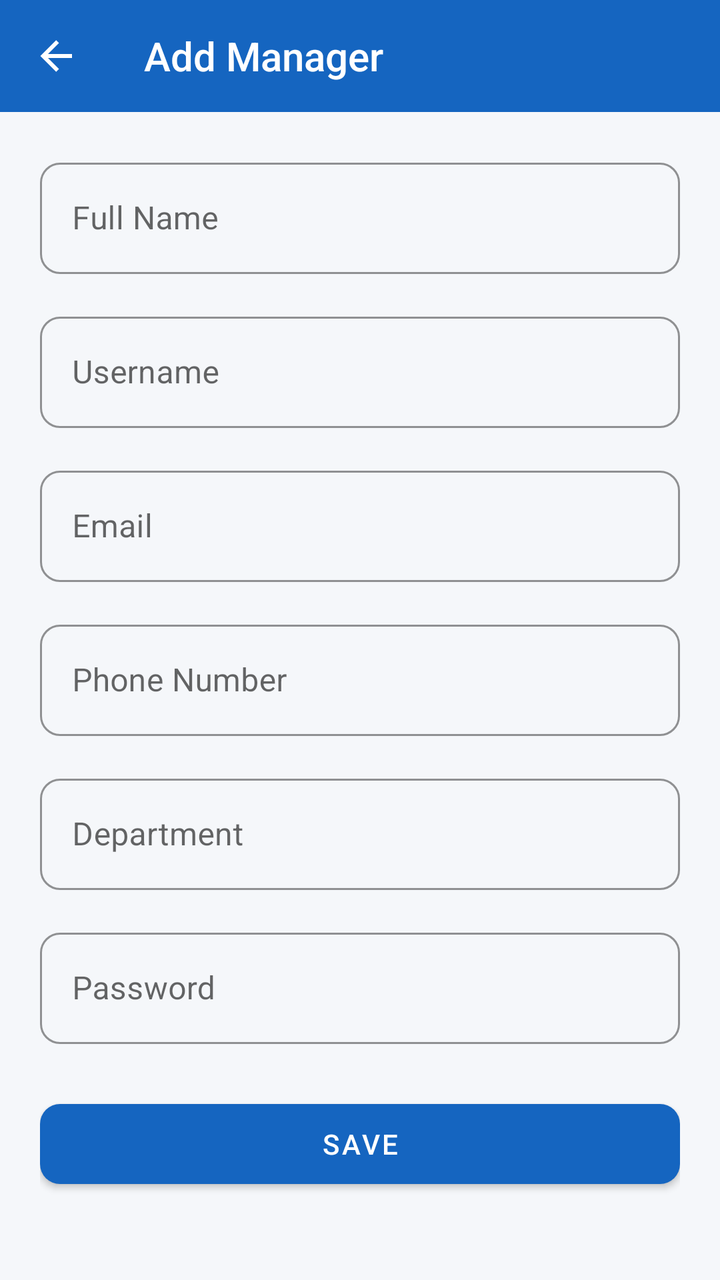
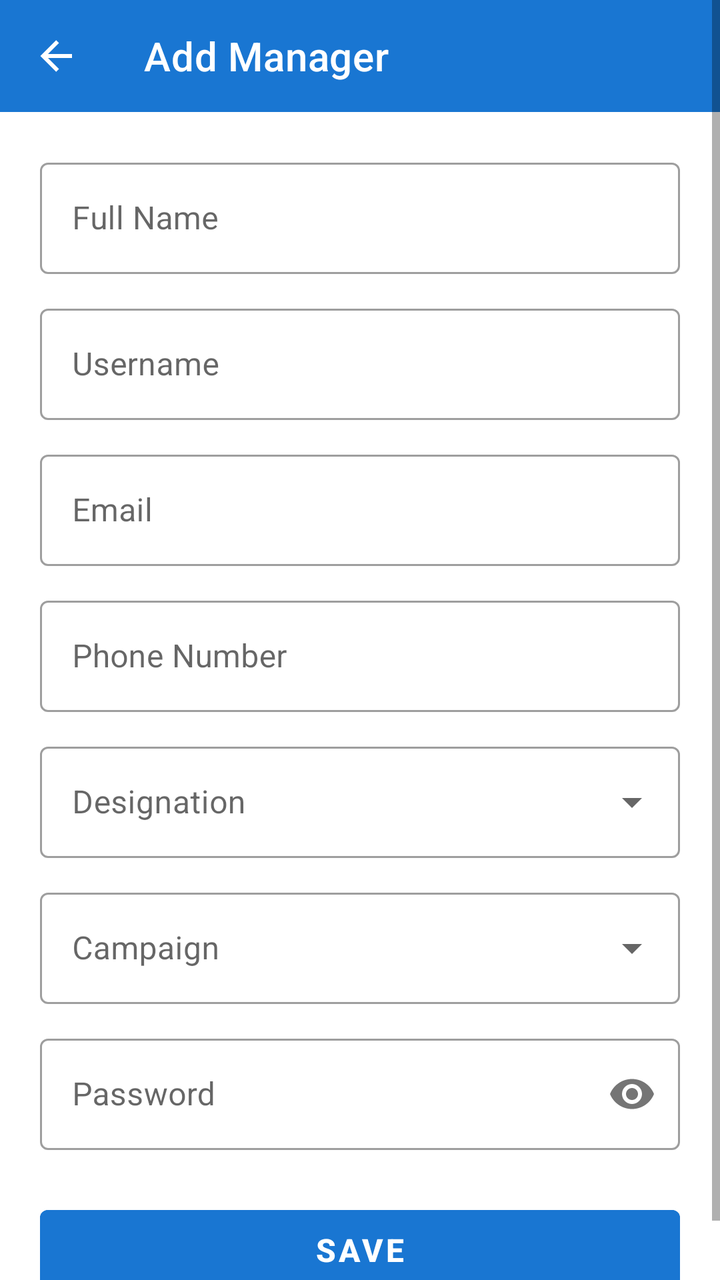

Two renders of the same Android screen: before a commit and after it. Below are the layout's source before the change and the commit's diff.
<!-- AndroidManifest.xml: application theme Theme.WorkVerse -->
<!-- res/layout/activity_add_manager.xml -->
<?xml version="1.0" encoding="utf-8"?>
<LinearLayout xmlns:android="http://schemas.android.com/apk/res/android"
    xmlns:app="http://schemas.android.com/apk/res-auto"
    android:layout_width="match_parent" android:layout_height="match_parent"
    android:orientation="vertical" android:background="@color/background">
    <androidx.appcompat.widget.Toolbar android:id="@+id/toolbar"
        android:layout_width="match_parent" android:layout_height="?attr/actionBarSize"
        style="@style/WorkVerse.Toolbar" app:title="Add Manager" app:navigationIcon="@drawable/ic_back"/>
    <ScrollView android:layout_width="match_parent" android:layout_height="0dp" android:layout_weight="1">
        <LinearLayout android:layout_width="match_parent" android:layout_height="wrap_content"
            android:orientation="vertical" android:padding="20dp">
            
        <com.google.android.material.textfield.TextInputLayout
            android:layout_width="match_parent" android:layout_height="wrap_content"
            style="@style/WorkVerse.TextInput" android:hint="Full Name" android:layout_marginBottom="16dp">
            <com.google.android.material.textfield.TextInputEditText
                android:layout_width="match_parent" android:layout_height="wrap_content"/>
        </com.google.android.material.textfield.TextInputLayout>
        <com.google.android.material.textfield.TextInputLayout
            android:layout_width="match_parent" android:layout_height="wrap_content"
            style="@style/WorkVerse.TextInput" android:hint="Username" android:layout_marginBottom="16dp">
            <com.google.android.material.textfield.TextInputEditText
                android:layout_width="match_parent" android:layout_height="wrap_content"/>
        </com.google.android.material.textfield.TextInputLayout>
        <com.google.android.material.textfield.TextInputLayout
            android:layout_width="match_parent" android:layout_height="wrap_content"
            style="@style/WorkVerse.TextInput" android:hint="Email" android:layout_marginBottom="16dp">
            <com.google.android.material.textfield.TextInputEditText
                android:layout_width="match_parent" android:layout_height="wrap_content"/>
        </com.google.android.material.textfield.TextInputLayout>
        <com.google.android.material.textfield.TextInputLayout
            android:layout_width="match_parent" android:layout_height="wrap_content"
            style="@style/WorkVerse.TextInput" android:hint="Phone Number" android:layout_marginBottom="16dp">
            <com.google.android.material.textfield.TextInputEditText
                android:layout_width="match_parent" android:layout_height="wrap_content"/>
        </com.google.android.material.textfield.TextInputLayout>
        <com.google.android.material.textfield.TextInputLayout
            android:layout_width="match_parent" android:layout_height="wrap_content"
            style="@style/WorkVerse.TextInput" android:hint="Department" android:layout_marginBottom="16dp">
            <com.google.android.material.textfield.TextInputEditText
                android:layout_width="match_parent" android:layout_height="wrap_content"/>
        </com.google.android.material.textfield.TextInputLayout>
        <com.google.android.material.textfield.TextInputLayout
            android:layout_width="match_parent" android:layout_height="wrap_content"
            style="@style/WorkVerse.TextInput" android:hint="Password" android:layout_marginBottom="16dp">
            <com.google.android.material.textfield.TextInputEditText
                android:layout_width="match_parent" android:layout_height="wrap_content"/>
        </com.google.android.material.textfield.TextInputLayout>
            <Button android:id="@+id/btnSubmit" android:layout_width="match_parent"
                android:layout_height="52dp" android:text="Save" style="@style/WorkVerse.Button.Primary" android:layout_marginTop="8dp"/>
            <ProgressBar android:id="@+id/progressBar" android:layout_width="wrap_content"
                android:layout_height="wrap_content" android:layout_gravity="center"
                android:layout_marginTop="12dp" android:visibility="gone"/>
        </LinearLayout>
    </ScrollView>
</LinearLayout>
<!-- resources referenced by this layout -->
<resources>
  <color name="background">#F5F7FA</color>
  <!-- drawable ic_back (drawable) -->
  <?xml version="1.0" encoding="utf-8"?>
  <vector xmlns:android="http://schemas.android.com/apk/res/android" android:width="24dp" android:height="24dp" android:viewportWidth="24" android:viewportHeight="24">
      <path android:fillColor="#FFFFFF" android:pathData="M20,11V13H8L13.5,18.5L12.08,19.92L4.16,12L12.08,4.08L13.5,5.5L8,11H20Z"/>
  </vector>
  <style name="WorkVerse.Button.Primary" parent="Widget.MaterialComponents.Button">
          <item name="backgroundTint">@color/primary</item>
          <item name="android:textColor">@color/white</item>
          <item name="cornerRadius">10dp</item>
      </style>
  <style name="WorkVerse.TextInput" parent="Widget.MaterialComponents.TextInputLayout.OutlinedBox">
          <item name="boxCornerRadiusTopStart">10dp</item>
          <item name="boxCornerRadiusTopEnd">10dp</item>
          <item name="boxCornerRadiusBottomStart">10dp</item>
          <item name="boxCornerRadiusBottomEnd">10dp</item>
          <item name="boxStrokeColor">@color/primary</item>
          <item name="hintTextColor">@color/primary</item>
      </style>
  <style name="WorkVerse.Toolbar" parent="Widget.AppCompat.Toolbar">
          <item name="android:background">@color/primary</item>
          <item name="android:theme">@style/ThemeOverlay.AppCompat.Dark.ActionBar</item>
      </style>
  <style name="Theme.WorkVerse" parent="Theme.MaterialComponents.Light.NoActionBar">
          <item name="colorPrimary">@color/primary</item>
          <item name="colorPrimaryVariant">@color/primary_dark</item>
          <item name="colorOnPrimary">@color/white</item>
          <item name="colorSecondary">@color/accent</item>
          <item name="android:colorBackground">@color/background</item>
          <item name="android:statusBarColor">@color/primary_dark</item>
      </style>
  <color name="primary">#1565C0</color>
  <color name="white">#FFFFFF</color>
  <color name="primary_dark">#0D47A1</color>
  <color name="accent">#FF8F00</color>
</resources>

<!-- the commit's change to res/layout/activity_add_manager.xml (unified diff, before → after) -->
@@ -1,56 +1,158 @@
 <?xml version="1.0" encoding="utf-8"?>
-<LinearLayout xmlns:android="http://schemas.android.com/apk/res/android"
+<ScrollView xmlns:android="http://schemas.android.com/apk/res/android"
     xmlns:app="http://schemas.android.com/apk/res-auto"
-    android:layout_width="match_parent" android:layout_height="match_parent"
-    android:orientation="vertical" android:background="@color/background">
-    <androidx.appcompat.widget.Toolbar android:id="@+id/toolbar"
-        android:layout_width="match_parent" android:layout_height="?attr/actionBarSize"
-        style="@style/WorkVerse.Toolbar" app:title="Add Manager" app:navigationIcon="@drawable/ic_back"/>
-    <ScrollView android:layout_width="match_parent" android:layout_height="0dp" android:layout_weight="1">
-        <LinearLayout android:layout_width="match_parent" android:layout_height="wrap_content"
-            android:orientation="vertical" android:padding="20dp">
+    android:layout_width="match_parent"
+    android:layout_height="match_parent"
+    android:fillViewport="true"
+    android:background="#FFFFFF">
+
+    <LinearLayout
+        android:layout_width="match_parent"
+        android:layout_height="wrap_content"
+        android:orientation="vertical">
+
+        
+        <androidx.appcompat.widget.Toolbar
+            android:id="@+id/toolbar"
+            android:layout_width="match_parent"
+            android:layout_height="?attr/actionBarSize"
+            android:background="#1976D2"
+            android:theme="@style/ThemeOverlay.AppCompat.Dark.ActionBar"
+            app:title="Add Manager"
+            app:titleTextColor="@android:color/white"
+            app:navigationIcon="@drawable/ic_back"
+            app:navigationIconTint="@android:color/white" />
+
+        <LinearLayout
+            android:layout_width="match_parent"
+            android:layout_height="wrap_content"
+            android:orientation="vertical"
+            android:padding="20dp">
+
             
-        <com.google.android.material.textfield.TextInputLayout
-            android:layout_width="match_parent" android:layout_height="wrap_content"
-            style="@style/WorkVerse.TextInput" android:hint="Full Name" android:layout_marginBottom="16dp">
-            <com.google.android.material.textfield.TextInputEditText
-                android:layout_width="match_parent" android:layout_height="wrap_content"/>
-        </com.google.android.material.textfield.TextInputLayout>
-        <com.google.android.material.textfield.TextInputLayout
-            android:layout_width="match_parent" android:layout_height="wrap_content"
-            style="@style/WorkVerse.TextInput" android:hint="Username" android:layout_marginBottom="16dp">
-            <com.google.android.material.textfield.TextInputEditText
-                android:layout_width="match_parent" android:layout_height="wrap_content"/>
-        </com.google.android.material.textfield.TextInputLayout>
-        <com.google.android.material.textfield.TextInputLayout
-            android:layout_width="match_parent" android:layout_height="wrap_content"
-            style="@style/WorkVerse.TextInput" android:hint="Email" android:layout_marginBottom="16dp">
-            <com.google.android.material.textfield.TextInputEditText
-                android:layout_width="match_parent" android:layout_height="wrap_content"/>
-        </com.google.android.material.textfield.TextInputLayout>
-        <com.google.android.material.textfield.TextInputLayout
-            android:layout_width="match_parent" android:layout_height="wrap_content"
-            style="@style/WorkVerse.TextInput" android:hint="Phone Number" android:layout_marginBottom="16dp">
-            <com.google.android.material.textfield.TextInputEditText
-                android:layout_width="match_parent" android:layout_height="wrap_content"/>
-        </com.google.android.material.textfield.TextInputLayout>
-        <com.google.android.material.textfield.TextInputLayout
-            android:layout_width="match_parent" android:layout_height="wrap_content"
-            style="@style/WorkVerse.TextInput" android:hint="Department" android:layout_marginBottom="16dp">
-            <com.google.android.material.textfield.TextInputEditText
-                android:layout_width="match_parent" android:layout_height="wrap_content"/>
-        </com.google.android.material.textfield.TextInputLayout>
-        <com.google.android.material.textfield.TextInputLayout
-            android:layout_width="match_parent" android:layout_height="wrap_content"
-            style="@style/WorkVerse.TextInput" android:hint="Password" android:layout_marginBottom="16dp">
-            <com.google.android.material.textfield.TextInputEditText
-                android:layout_width="match_parent" android:layout_height="wrap_content"/>
-        </com.google.android.material.textfield.TextInputLayout>
-            <Button android:id="@+id/btnSubmit" android:layout_width="match_parent"
-                android:layout_height="52dp" android:text="Save" style="@style/WorkVerse.Button.Primary" android:layout_marginTop="8dp"/>
-            <ProgressBar android:id="@+id/progressBar" android:layout_width="wrap_content"
-                android:layout_height="wrap_content" android:layout_gravity="center"
-                android:layout_marginTop="12dp" android:visibility="gone"/>
+            <com.google.android.material.textfield.TextInputLayout
+                android:id="@+id/tilFullName"
+                style="@style/Widget.MaterialComponents.TextInputLayout.OutlinedBox"
+                android:layout_width="match_parent"
+                android:layout_height="wrap_content"
+                android:layout_marginBottom="12dp">
+
+                <com.google.android.material.textfield.TextInputEditText
+                    android:id="@+id/etFullName"
+                    android:layout_width="match_parent"
+                    android:layout_height="wrap_content"
+                    android:hint="Full Name"
+                    android:inputType="textPersonName" />
+            </com.google.android.material.textfield.TextInputLayout>
+
+            
+            <com.google.android.material.textfield.TextInputLayout
+                android:id="@+id/tilUsername"
+                style="@style/Widget.MaterialComponents.TextInputLayout.OutlinedBox"
+                android:layout_width="match_parent"
+                android:layout_height="wrap_content"
+                android:layout_marginBottom="12dp">
+
+                <com.google.android.material.textfield.TextInputEditText
+                    android:id="@+id/etUsername"
+                    android:layout_width="match_parent"
+                    android:layout_height="wrap_content"
+                    android:hint="Username"
+                    android:inputType="text" />
+            </com.google.android.material.textfield.TextInputLayout>
+
+            
+            <com.google.android.material.textfield.TextInputLayout
+                android:id="@+id/tilEmail"
+                style="@style/Widget.MaterialComponents.TextInputLayout.OutlinedBox"
+                android:layout_width="match_parent"
+                android:layout_height="wrap_content"
+                android:layout_marginBottom="12dp">
+
+                <com.google.android.material.textfield.TextInputEditText
+                    android:id="@+id/etEmail"
+                    android:layout_width="match_parent"
+                    android:layout_height="wrap_content"
+                    android:hint="Email"
+                    android:inputType="textEmailAddress" />
+            </com.google.android.material.textfield.TextInputLayout>
+
+            
+            <com.google.android.material.textfield.TextInputLayout
+                android:id="@+id/tilPhone"
+                style="@style/Widget.MaterialComponents.TextInputLayout.OutlinedBox"
+                android:layout_width="match_parent"
+                android:layout_height="wrap_content"
+                android:layout_marginBottom="12dp">
+
+                <com.google.android.material.textfield.TextInputEditText
+                    android:id="@+id/etPhone"
+                    android:layout_width="match_parent"
+                    android:layout_height="wrap_content"
+                    android:hint="Phone Number"
+                    android:inputType="phone" />
+            </com.google.android.material.textfield.TextInputLayout>
+
+            
+            <com.google.android.material.textfield.TextInputLayout
+                android:id="@+id/tilDesignation"
+                style="@style/Widget.MaterialComponents.TextInputLayout.OutlinedBox.ExposedDropdownMenu"
+                android:layout_width="match_parent"
+                android:layout_height="wrap_content"
+                android:layout_marginBottom="12dp">
+
+                <AutoCompleteTextView
+                    android:id="@+id/spinnerDesignation"
+                    android:layout_width="match_parent"
+                    android:layout_height="wrap_content"
+                    android:hint="Designation"
+                    android:inputType="none" />
+            </com.google.android.material.textfield.TextInputLayout>
+
+            
+            <com.google.android.material.textfield.TextInputLayout
+                android:id="@+id/tilCampaign"
+                style="@style/Widget.MaterialComponents.TextInputLayout.OutlinedBox.ExposedDropdownMenu"
+                android:layout_width="match_parent"
+                android:layout_height="wrap_content"
+                android:layout_marginBottom="12dp">
+
+                <AutoCompleteTextView
+                    android:id="@+id/spinnerCampaign"
+                    android:layout_width="match_parent"
+                    android:layout_height="wrap_content"
+                    android:hint="Campaign"
+                    android:inputType="none" />
+            </com.google.android.material.textfield.TextInputLayout>
+
+            
+            <com.google.android.material.textfield.TextInputLayout
+                android:id="@+id/tilPassword"
+                style="@style/Widget.MaterialComponents.TextInputLayout.OutlinedBox"
+                android:layout_width="match_parent"
+                android:layout_height="wrap_content"
+                android:layout_marginBottom="24dp"
+                app:passwordToggleEnabled="true">
+
+                <com.google.android.material.textfield.TextInputEditText
+                    android:id="@+id/etPassword"
+                    android:layout_width="match_parent"
+                    android:layout_height="wrap_content"
+                    android:hint="Password"
+                    android:inputType="textPassword" />
+            </com.google.android.material.textfield.TextInputLayout>
+
+            
+            <Button
+                android:id="@+id/btnSave"
+                android:layout_width="match_parent"
+                android:layout_height="52dp"
+                android:backgroundTint="#1976D2"
+                android:text="SAVE"
+                android:textColor="#FFFFFF"
+                android:textSize="16sp"
+                android:textStyle="bold" />
+
         </LinearLayout>
-    </ScrollView>
-</LinearLayout>
+    </LinearLayout>
+</ScrollView>
<!-- resource entries referenced after the edit -->
@@ -6,23 +6,6 @@
   <vector xmlns:android="http://schemas.android.com/apk/res/android" android:width="24dp" android:height="24dp" android:viewportWidth="24" android:viewportHeight="24">
       <path android:fillColor="#FFFFFF" android:pathData="M20,11V13H8L13.5,18.5L12.08,19.92L4.16,12L12.08,4.08L13.5,5.5L8,11H20Z"/>
   </vector>
-  <style name="WorkVerse.Button.Primary" parent="Widget.MaterialComponents.Button">
-          <item name="backgroundTint">@color/primary</item>
-          <item name="android:textColor">@color/white</item>
-          <item name="cornerRadius">10dp</item>
-      </style>
-  <style name="WorkVerse.TextInput" parent="Widget.MaterialComponents.TextInputLayout.OutlinedBox">
-          <item name="boxCornerRadiusTopStart">10dp</item>
-          <item name="boxCornerRadiusTopEnd">10dp</item>
-          <item name="boxCornerRadiusBottomStart">10dp</item>
-          <item name="boxCornerRadiusBottomEnd">10dp</item>
-          <item name="boxStrokeColor">@color/primary</item>
-          <item name="hintTextColor">@color/primary</item>
-      </style>
-  <style name="WorkVerse.Toolbar" parent="Widget.AppCompat.Toolbar">
-          <item name="android:background">@color/primary</item>
-          <item name="android:theme">@style/ThemeOverlay.AppCompat.Dark.ActionBar</item>
-      </style>
   <style name="Theme.WorkVerse" parent="Theme.MaterialComponents.Light.NoActionBar">
           <item name="colorPrimary">@color/primary</item>
           <item name="colorPrimaryVariant">@color/primary_dark</item>
